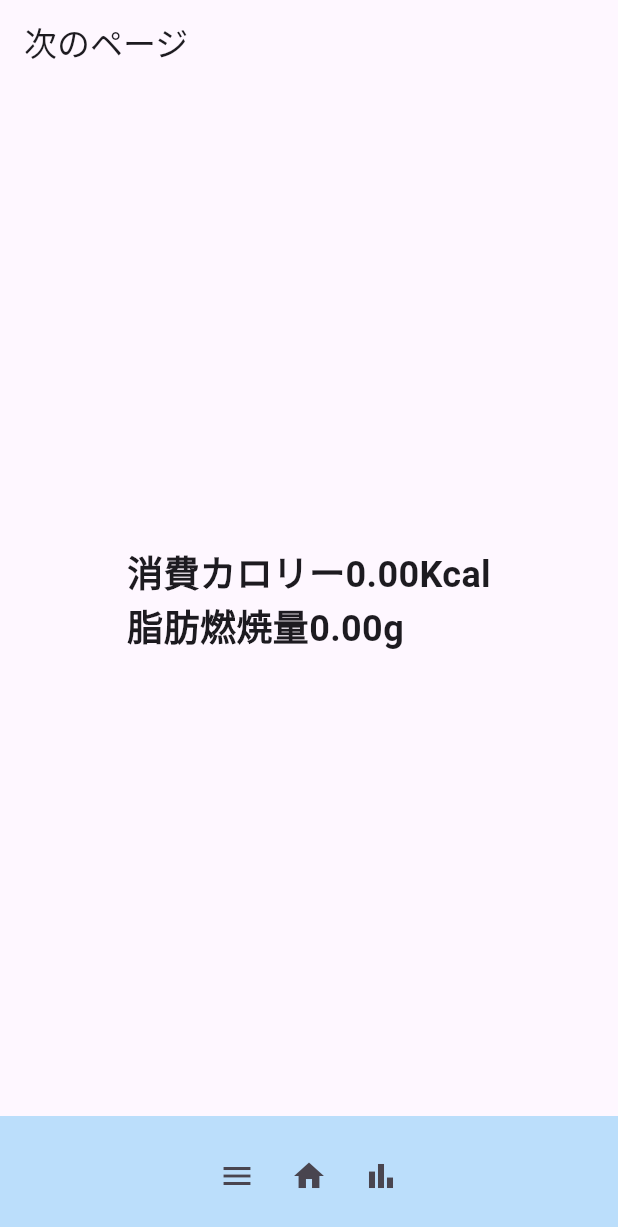
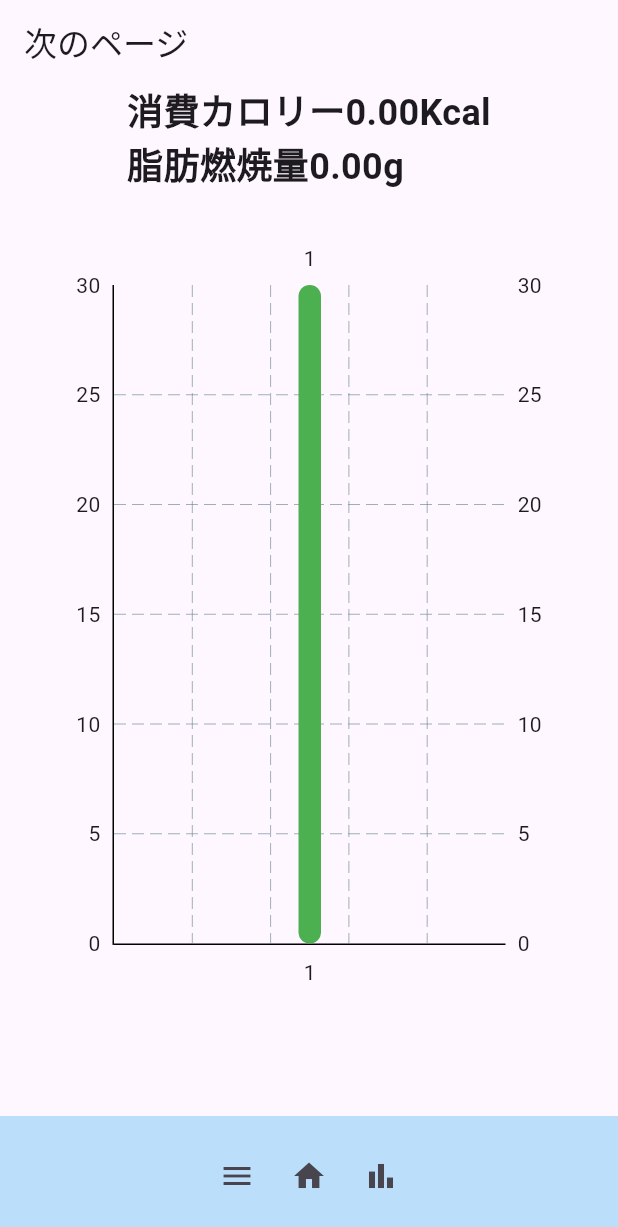
Before and after one commit to maka519/intern_walk, a Flutter app: the screen it shows after launch, after a tap on the "bar chart" icon, on a phone screen of 412 x 824 dp. Shown: the top 1227 px of the screen. Run offline on Flutter 3.47's test engine with Material 3 defaults, Android fonts, the phone set to English and light mode, and no system bars; drawn by our look-alikes of fl_chart; our stand-ins replace sensors_plus, shared_preferences.

Commit message:
グラフ完成conflict起こるな

```diff
--- a/lib/history.dart
+++ b/lib/history.dart
@@ -77,7 +77,7 @@ class HistoryPage extends State<HistoryState> {
                           Navigator.push(
                             context,
                             MaterialPageRoute(
-                              builder: (context) => NextState(stepCount: steps),
+                              builder: (context) => NextState(stepCount: steps,barGroups:[]),
                             ),
                           );
                         },
@@ -92,7 +92,7 @@ class HistoryPage extends State<HistoryState> {
           children: [
             IconButton(icon: const Icon(Icons.menu), onPressed: () {
               Navigator.pop(context);
-              Navigator.push(context, MaterialPageRoute(builder: (context) => NextState(stepCount: 0)));
+              Navigator.push(context, MaterialPageRoute(builder: (context) => NextState(stepCount: 0,barGroups: [],)));
             }),
             IconButton(icon: const Icon(Icons.home), onPressed: () => Navigator.pop(context)),
             IconButton(icon: const Icon(Icons.bar_chart), onPressed: () {}),
--- a/lib/main.dart
+++ b/lib/main.dart
@@ -50,7 +50,11 @@ class _PedometerScreenState extends State<PedometerScreen> {
   // 一度ピークを検出した後、次のステップを検出可能にするためのフラグ
   bool _isPeak = false;
 
-  List<BarChartGroupData> barGroups = [];//日付と歩数
+  List<BarChartGroupData> barGroups = [
+          BarChartGroupData(x: 1, barRods: [
+          BarChartRodData(toY: 30.toDouble(), width: 15, color: Colors.green),
+        ]),
+          ];//日付と歩数
   late int bord;
   int ind=1;
 
@@ -213,7 +217,10 @@ class _PedometerScreenState extends State<PedometerScreen> {
                 Navigator.push(
                   context,
                   MaterialPageRoute(
-                    builder: (context) => NextState(stepCount: _stepCount),
+                    builder: (context) => NextState(
+                      stepCount: _stepCount,
+                      barGroups :barGroups,
+                      ),
                   ),
                 );
               },
@@ -229,7 +236,8 @@ double distance = 0.0;
 
 class NextState extends StatefulWidget {
   final int stepCount;
-  const NextState({super.key, required this.stepCount});
+  final List<BarChartGroupData> barGroups;
+  const NextState({super.key, required this.stepCount,required this.barGroups});
 
   @override
   State<NextState> createState() => NextPage();
@@ -240,6 +248,7 @@ class NextPage extends State<NextState> {
   late int _localStepCount;
   late double consume_cal;
   late double consumeFat;
+  late List<BarChartGroupData> _barGroups;
   void calo() {
     setState(() {
       final calClass = Calorie(_localStepCount);
@@ -252,6 +261,7 @@ class NextPage extends State<NextState> {
   initState() {
     super.initState();
     _localStepCount = widget.stepCount;
+    _barGroups =widget.barGroups;
     calo();
   }
 
@@ -263,10 +273,36 @@ class NextPage extends State<NextState> {
         automaticallyImplyLeading: false,
       ),
       body: Center(
-        child: Text(
+         child :Column(
+        children: [Text(
           '消費カロリー${consume_cal.toStringAsFixed(2)}Kcal\n脂肪燃焼量${consumeFat.toStringAsFixed(2)}g',
           style: TextStyle(fontSize: 24, fontWeight: FontWeight.bold),
         ),
+         const SizedBox(height: 32), // スペーサー
+        SingleChildScrollView( // グラフ全体を横スクロールさせる
+                scrollDirection: Axis.horizontal,
+                child: SizedBox(
+                  // グラフの幅を動的に計算
+                  width: 300+_barGroups.length * 50.0, // 各棒の幅(15) + グループ間のスペース(10) + 余白
+                  height: 500, // チャートに固定の高さを与える
+                  child: BarChart(
+                    BarChartData(
+                      borderData: FlBorderData(
+                        border: const Border(
+                          top: BorderSide.none,
+                          right: BorderSide.none,
+                          left: BorderSide(width: 1),
+                          bottom: BorderSide(width: 1),
+                        ),
+                      ),
+                      groupsSpace: 10,
+                      barGroups: _barGroups, // すべてのデータをまとめて渡す
+                    ),
+                  ),
+                ),
+              ),
+        ]
+      ),
       ),
       bottomNavigationBar: BottomAppBar(
         color: Colors.blue.shade100,
--- a/pubspec.yaml
+++ b/pubspec.yaml
@@ -37,6 +37,7 @@ dependencies:
   # The following adds the Cupertino Icons font to your application.
   # Use with the CupertinoIcons class for iOS style icons.
   cupertino_icons: ^1.0.8
+  fl_chart: ^1.0.0
 
 dev_dependencies:
   flutter_test:
```
Also changed, not shown: lib/date.dart (+17 -0 lines), pubspec.lock.
